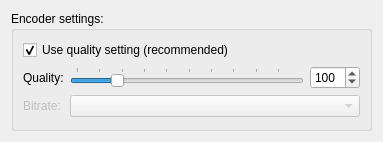
Above: formats/out_aac_config.ui from flacon/flacon before the change. Below: the same form after it.
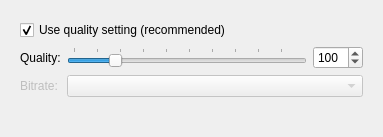
That is the form after the change.

```diff
--- a/formats/out_aac_config.ui
+++ b/formats/out_aac_config.ui
@@ -7,7 +7,7 @@
     <x>0</x>
     <y>0</y>
     <width>383</width>
-    <height>142</height>
+    <height>137</height>
    </rect>
   </property>
   <property name="windowTitle">
@@ -15,13 +15,7 @@
   </property>
   <layout class="QVBoxLayout" name="verticalLayout_2">
    <item>
-    <widget class="QGroupBox" name="groupBox">
-     <property name="title">
-      <string extracomment="Preferences dialog: group caption">Encoder settings:</string>
-     </property>
-     <property name="flat">
-      <bool>true</bool>
-     </property>
+    <widget class="QWidget" name="widget" native="true">
      <layout class="QVBoxLayout" name="verticalLayout">
       <item>
        <widget class="QCheckBox" name="aacUseQualityCheck">
```
Left out of the diff: 38 changed lines with no effect on the pictures.
